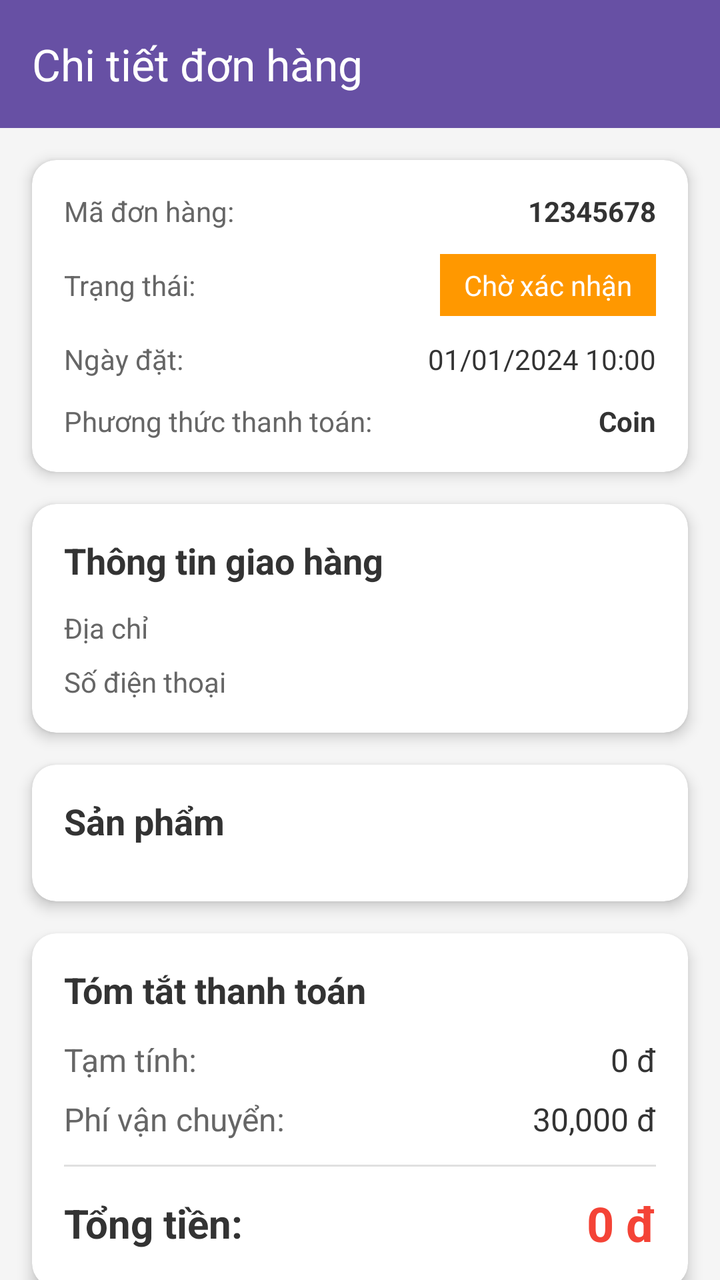
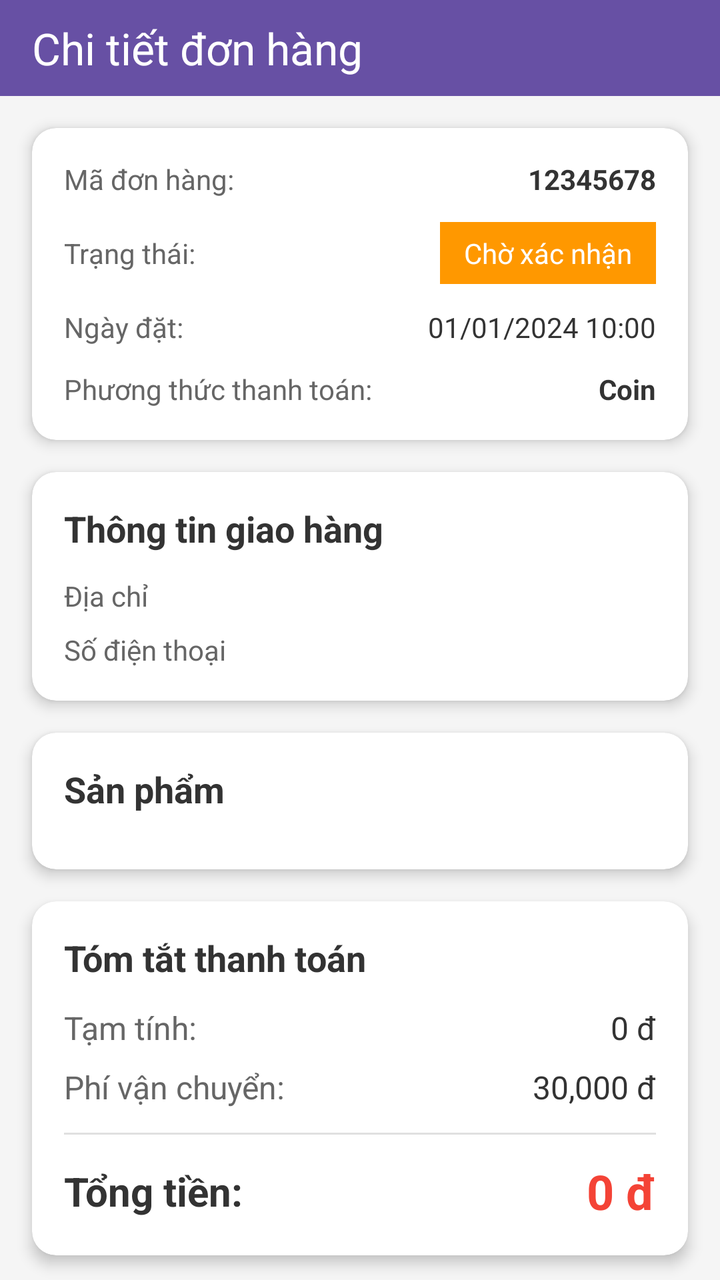

Compare the two renders of this Android layout. The source of the first and the diff that turns it into the second are given below.
<!-- AndroidManifest.xml: application theme Theme.BookStore -->
<!-- res/layout/activity_order_detail.xml -->
<?xml version="1.0" encoding="utf-8"?>
<androidx.core.widget.NestedScrollView xmlns:android="http://schemas.android.com/apk/res/android"
    xmlns:app="http://schemas.android.com/apk/res-auto"
    android:layout_width="match_parent"
    android:layout_height="match_parent"
    android:background="#F5F5F5">

    <LinearLayout
        android:layout_width="match_parent"
        android:layout_height="wrap_content"
        android:orientation="vertical">

        <com.google.android.material.appbar.AppBarLayout
            android:layout_width="match_parent"
            android:layout_height="wrap_content"
            android:theme="@style/ThemeOverlay.AppCompat.Dark.ActionBar">

            <androidx.appcompat.widget.Toolbar
                android:id="@+id/toolbar"
                android:layout_width="match_parent"
                android:layout_height="?attr/actionBarSize"
                android:background="?attr/colorPrimary"
                android:theme="@style/ThemeOverlay.AppCompat.Dark.ActionBar"
                app:title="Chi tiết đơn hàng"
                app:titleTextColor="#FFFFFF" />

        </com.google.android.material.appbar.AppBarLayout>

        <androidx.cardview.widget.CardView
            android:layout_width="match_parent"
            android:layout_height="wrap_content"
            android:layout_margin="16dp"
            app:cardCornerRadius="12dp"
            app:cardElevation="4dp"
            app:cardBackgroundColor="#FFFFFF">

            <LinearLayout
                android:layout_width="match_parent"
                android:layout_height="wrap_content"
                android:orientation="vertical"
                android:padding="16dp">

                <LinearLayout
                    android:layout_width="match_parent"
                    android:layout_height="wrap_content"
                    android:orientation="horizontal"
                    android:gravity="center_vertical"
                    android:layout_marginBottom="12dp">

                    <TextView
                        android:layout_width="0dp"
                        android:layout_height="wrap_content"
                        android:layout_weight="1"
                        android:text="Mã đơn hàng:"
                        android:textSize="14sp"
                        android:textColor="#666" />

                    <TextView
                        android:id="@+id/tvOrderId"
                        android:layout_width="wrap_content"
                        android:layout_height="wrap_content"
                        android:text="12345678"
                        android:textSize="14sp"
                        android:textStyle="bold"
                        android:textColor="#333" />

                </LinearLayout>

                <LinearLayout
                    android:layout_width="match_parent"
                    android:layout_height="wrap_content"
                    android:orientation="horizontal"
                    android:gravity="center_vertical"
                    android:layout_marginBottom="12dp">

                    <TextView
                        android:layout_width="0dp"
                        android:layout_height="wrap_content"
                        android:layout_weight="1"
                        android:text="Trạng thái:"
                        android:textSize="14sp"
                        android:textColor="#666" />

                    <TextView
                        android:id="@+id/tvStatus"
                        android:layout_width="wrap_content"
                        android:layout_height="wrap_content"
                        android:text="Chờ xác nhận"
                        android:textSize="14sp"
                        android:textColor="#FFFFFF"
                        android:background="#FF9800"
                        android:paddingStart="12dp"
                        android:paddingEnd="12dp"
                        android:paddingTop="6dp"
                        android:paddingBottom="6dp" />

                </LinearLayout>

                <LinearLayout
                    android:layout_width="match_parent"
                    android:layout_height="wrap_content"
                    android:orientation="horizontal"
                    android:gravity="center_vertical"
                    android:layout_marginBottom="12dp">

                    <TextView
                        android:layout_width="0dp"
                        android:layout_height="wrap_content"
                        android:layout_weight="1"
                        android:text="Ngày đặt:"
                        android:textSize="14sp"
                        android:textColor="#666" />

                    <TextView
                        android:id="@+id/tvCreatedAt"
                        android:layout_width="wrap_content"
                        android:layout_height="wrap_content"
                        android:text="01/01/2024 10:00"
                        android:textSize="14sp"
                        android:textColor="#333" />

                </LinearLayout>

                <LinearLayout
                    android:layout_width="match_parent"
                    android:layout_height="wrap_content"
                    android:orientation="horizontal"
                    android:gravity="center_vertical">

                    <TextView
                        android:layout_width="0dp"
                        android:layout_height="wrap_content"
                        android:layout_weight="1"
                        android:text="Phương thức thanh toán:"
                        android:textSize="14sp"
                        android:textColor="#666" />

                    <TextView
                        android:id="@+id/tvPaymentMethod"
                        android:layout_width="wrap_content"
                        android:layout_height="wrap_content"
                        android:text="Coin"
                        android:textSize="14sp"
                        android:textStyle="bold"
                        android:textColor="#333" />

                </LinearLayout>

            </LinearLayout>

        </androidx.cardview.widget.CardView>

        <androidx.cardview.widget.CardView
            android:layout_width="match_parent"
            android:layout_height="wrap_content"
            android:layout_marginStart="16dp"
            android:layout_marginEnd="16dp"
            android:layout_marginBottom="16dp"
            app:cardCornerRadius="12dp"
            app:cardElevation="4dp"
            app:cardBackgroundColor="#FFFFFF">

            <LinearLayout
                android:layout_width="match_parent"
                android:layout_height="wrap_content"
                android:orientation="vertical"
                android:padding="16dp">

                <TextView
                    android:layout_width="wrap_content"
                    android:layout_height="wrap_content"
                    android:text="Thông tin giao hàng"
                    android:textSize="18sp"
                    android:textStyle="bold"
                    android:textColor="#333"
                    android:layout_marginBottom="12dp" />

                <TextView
                    android:id="@+id/tvShippingAddress"
                    android:layout_width="match_parent"
                    android:layout_height="wrap_content"
                    android:text="Địa chỉ"
                    android:textSize="14sp"
                    android:textColor="#666"
                    android:layout_marginBottom="8dp" />

                <TextView
                    android:id="@+id/tvPhone"
                    android:layout_width="match_parent"
                    android:layout_height="wrap_content"
                    android:text="Số điện thoại"
                    android:textSize="14sp"
                    android:textColor="#666" />

            </LinearLayout>

        </androidx.cardview.widget.CardView>

        <androidx.cardview.widget.CardView
            android:layout_width="match_parent"
            android:layout_height="wrap_content"
            android:layout_marginStart="16dp"
            android:layout_marginEnd="16dp"
            android:layout_marginBottom="16dp"
            app:cardCornerRadius="12dp"
            app:cardElevation="4dp"
            app:cardBackgroundColor="#FFFFFF">

            <LinearLayout
                android:layout_width="match_parent"
                android:layout_height="wrap_content"
                android:orientation="vertical"
                android:padding="16dp">

                <TextView
                    android:layout_width="wrap_content"
                    android:layout_height="wrap_content"
                    android:text="Sản phẩm"
                    android:textSize="18sp"
                    android:textStyle="bold"
                    android:textColor="#333"
                    android:layout_marginBottom="12dp" />

                <androidx.recyclerview.widget.RecyclerView
                    android:id="@+id/recyclerViewOrderItems"
                    android:layout_width="match_parent"
                    android:layout_height="wrap_content" />

            </LinearLayout>

        </androidx.cardview.widget.CardView>

        <androidx.cardview.widget.CardView
            android:layout_width="match_parent"
            android:layout_height="wrap_content"
            android:layout_marginStart="16dp"
            android:layout_marginEnd="16dp"
            android:layout_marginBottom="16dp"
            app:cardCornerRadius="12dp"
            app:cardElevation="4dp"
            app:cardBackgroundColor="#FFFFFF">

            <LinearLayout
                android:layout_width="match_parent"
                android:layout_height="wrap_content"
                android:orientation="vertical"
                android:padding="16dp">

                <TextView
                    android:layout_width="wrap_content"
                    android:layout_height="wrap_content"
                    android:text="Tóm tắt thanh toán"
                    android:textSize="18sp"
                    android:textStyle="bold"
                    android:textColor="#333"
                    android:layout_marginBottom="12dp" />

                <LinearLayout
                    android:layout_width="match_parent"
                    android:layout_height="wrap_content"
                    android:orientation="horizontal"
                    android:gravity="center_vertical"
                    android:layout_marginBottom="8dp">

                    <TextView
                        android:layout_width="0dp"
                        android:layout_height="wrap_content"
                        android:layout_weight="1"
                        android:text="Tạm tính:"
                        android:textSize="16sp"
                        android:textColor="#666" />

                    <TextView
                        android:id="@+id/tvSubtotal"
                        android:layout_width="wrap_content"
                        android:layout_height="wrap_content"
                        android:text="0 đ"
                        android:textSize="16sp"
                        android:textColor="#333" />

                </LinearLayout>

                <LinearLayout
                    android:layout_width="match_parent"
                    android:layout_height="wrap_content"
                    android:orientation="horizontal"
                    android:gravity="center_vertical"
                    android:layout_marginBottom="12dp">

                    <TextView
                        android:layout_width="0dp"
                        android:layout_height="wrap_content"
                        android:layout_weight="1"
                        android:text="Phí vận chuyển:"
                        android:textSize="16sp"
                        android:textColor="#666" />

                    <TextView
                        android:id="@+id/tvShippingFee"
                        android:layout_width="wrap_content"
                        android:layout_height="wrap_content"
                        android:text="30,000 đ"
                        android:textSize="16sp"
                        android:textColor="#333" />

                </LinearLayout>

                <View
                    android:layout_width="match_parent"
                    android:layout_height="1dp"
                    android:background="#E0E0E0"
                    android:layout_marginBottom="12dp" />

                <LinearLayout
                    android:layout_width="match_parent"
                    android:layout_height="wrap_content"
                    android:orientation="horizontal"
                    android:gravity="center_vertical">

                    <TextView
                        android:layout_width="0dp"
                        android:layout_height="wrap_content"
                        android:layout_weight="1"
                        android:text="Tổng tiền:"
                        android:textSize="20sp"
                        android:textStyle="bold"
                        android:textColor="#333" />

                    <TextView
                        android:id="@+id/tvTotalAmount"
                        android:layout_width="wrap_content"
                        android:layout_height="wrap_content"
                        android:text="0 đ"
                        android:textSize="24sp"
                        android:textStyle="bold"
                        android:textColor="#F44336" />

                </LinearLayout>

            </LinearLayout>

        </androidx.cardview.widget.CardView>

        <ProgressBar
            android:id="@+id/progressBar"
            android:layout_width="wrap_content"
            android:layout_height="wrap_content"
            android:layout_gravity="center"
            android:layout_marginTop="16dp"
            android:layout_marginBottom="16dp"
            android:visibility="gone" />

    </LinearLayout>

</androidx.core.widget.NestedScrollView>
<!-- resources referenced by this layout -->
<resources>
  <style name="Theme.BookStore" parent="Base.Theme.BookStore" />
  <style name="Base.Theme.BookStore" parent="Theme.Material3.DayNight.NoActionBar">
          
          
      </style>
</resources>

<!-- the commit's change to res/layout/activity_order_detail.xml (unified diff, before → after) -->
@@ -18,7 +18,7 @@
             <androidx.appcompat.widget.Toolbar
                 android:id="@+id/toolbar"
                 android:layout_width="match_parent"
-                android:layout_height="?attr/actionBarSize"
+                android:layout_height="48dp"
                 android:background="?attr/colorPrimary"
                 android:theme="@style/ThemeOverlay.AppCompat.Dark.ActionBar"
                 app:title="Chi tiết đơn hàng"
